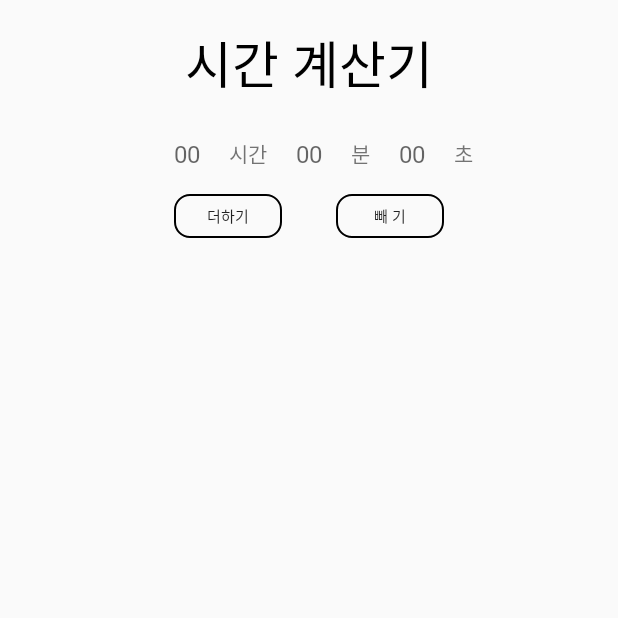
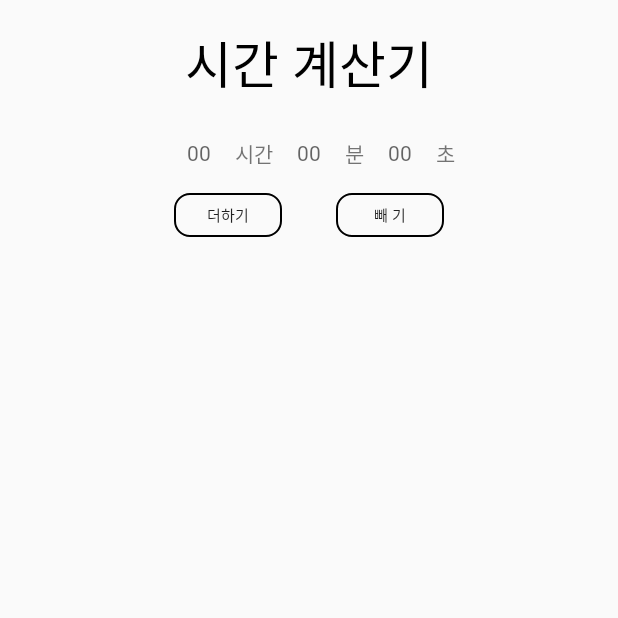
Before and after one commit to nakyoung98/Time-Calculator, an Android app: the screen it shows after launch (MainActivity), on a phone screen of 412 x 824 dp, the top half of it. Run offline under Robolectric (Android 15) with nearby library versions, the phone set to English and light mode, and no system bars.

Commit message:
앱 제작 시작

```diff
--- a/app/src/main/res/layout/activity_main.xml
+++ b/app/src/main/res/layout/activity_main.xml
@@ -41,7 +41,7 @@
             android:gravity="center"
             android:hint="@string/hint"
             android:inputType="numberSigned"
-            android:textSize="16sp" />
+            android:textSize="14sp" />
 
         <TextView
             android:id="@+id/hourString"
@@ -65,7 +65,7 @@
             android:gravity="center"
             android:hint="@string/hint"
             android:inputType="numberSigned"
-            android:textSize="16sp" />
+            android:textSize="14sp" />
 
         <TextView
             android:id="@+id/minString"
@@ -89,7 +89,7 @@
             android:gravity="center"
             android:hint="@string/hint"
             android:inputType="numberSigned"
-            android:textSize="16sp" />
+            android:textSize="14sp" />
 
         <TextView
             android:id="@+id/secString"
@@ -115,6 +115,7 @@
             android:id="@+id/plus"
             android:layout_width="wrap_content"
             android:layout_height="wrap_content"
+            android:layout_gravity="center"
             android:layout_weight="1"
             android:background="@drawable/cal_button"
             android:backgroundTintMode="src_atop"
@@ -135,6 +136,7 @@
             android:id="@+id/minus"
             android:layout_width="wrap_content"
             android:layout_height="wrap_content"
+            android:layout_gravity="center"
             android:layout_weight="1"
             android:background="@drawable/cal_button"
             android:fontFamily="@font/title_703"
```
